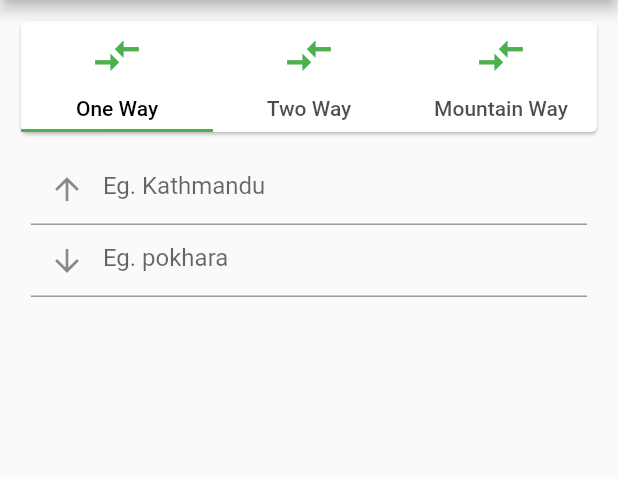
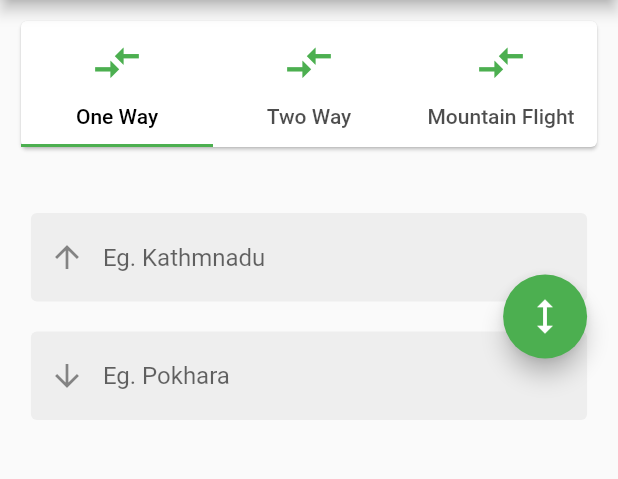
Before and after one commit to rajbahakdanyu/Khanepani_flutter, a Flutter app: the Airline screen opened by its route, on a phone screen of 412 x 824 dp, the part 84-563 px from its top. Run offline on Flutter 3.47's test engine with Material 2 defaults, Android fonts, the phone set to English and light mode, and no system bars.

Commit message:
Added flight input fields

```diff
--- a/lib/pages/one_way_flight.dart
+++ b/lib/pages/one_way_flight.dart
@@ -13,6 +13,7 @@ class _OneWayFlightState extends State<OneWayFlight> {
   Widget build(BuildContext context) {
     return Column(
       children: [
+        SizedBox(height: 30),
         FlightInputWidget(),
       ],
     );
--- a/lib/widgets/flight_card_widget.dart
+++ b/lib/widgets/flight_card_widget.dart
@@ -7,6 +7,7 @@ class FlightCardWidget extends StatelessWidget {
       padding: const EdgeInsets.all(10.0),
       child: Card(
         child: TabBar(
+          labelPadding: EdgeInsets.all(5),
           labelColor: Colors.black,
           tabs: [
             Tab(
@@ -31,7 +32,7 @@ class FlightCardWidget extends StatelessWidget {
                 color: Colors.green,
                 size: 35,
               ),
-              text: 'Mountain Way',
+              text: 'Mountain Flight',
             ),
           ],
         ),
--- a/lib/widgets/flight_input_widget.dart
+++ b/lib/widgets/flight_input_widget.dart
@@ -1,4 +1,5 @@
 import 'package:flutter/material.dart';
+import 'package:khanepani/widgets/input_fields_widget.dart';
 
 class FlightInputWidget extends StatefulWidget {
   const FlightInputWidget({Key? key}) : super(key: key);
@@ -12,18 +13,15 @@ class _FlightInputWidgetState extends State<FlightInputWidget> {
   Widget build(BuildContext context) {
     return Container(
       width: MediaQuery.of(context).size.width * 0.9,
-      child: Column(
+      child: Stack(
+        alignment: AlignmentDirectional.centerEnd,
         children: [
-          TextField(
-            decoration: InputDecoration(
-              prefixIcon: Icon(Icons.arrow_upward),
-              hintText: 'Eg. Kathmandu',
-            ),
-          ),
-          TextField(
-            decoration: InputDecoration(
-              prefixIcon: Icon(Icons.arrow_downward),
-              hintText: 'Eg. pokhara',
+          InputFieldWidget(),
+          FloatingActionButton(
+            onPressed: () {},
+            child: Icon(
+              Icons.height,
+              size: 30,
             ),
           ),
         ],
--- /dev/null
+++ b/lib/widgets/input_fields_widget.dart
@@ -0,0 +1,38 @@
+import 'package:flutter/material.dart';
+
+class InputFieldWidget extends StatelessWidget {
+  const InputFieldWidget({Key? key}) : super(key: key);
+
+  @override
+  Widget build(BuildContext context) {
+    return Column(
+      children: [
+        TextField(
+          decoration: InputDecoration(
+            border: OutlineInputBorder(borderSide: BorderSide.none),
+            focusedBorder: OutlineInputBorder(borderSide: BorderSide.none),
+            focusColor: Colors.grey.shade200,
+            fillColor: Colors.grey.shade200,
+            filled: true,
+            prefixIcon: Icon(Icons.arrow_upward),
+            hintText: 'Eg. Kathmnadu',
+          ),
+          cursorHeight: 25,
+        ),
+        SizedBox(height: 20),
+        TextField(
+          decoration: InputDecoration(
+            border: OutlineInputBorder(borderSide: BorderSide.none),
+            focusedBorder: OutlineInputBorder(borderSide: BorderSide.none),
+            focusColor: Colors.grey.shade200,
+            fillColor: Colors.grey.shade200,
+            filled: true,
+            prefixIcon: Icon(Icons.arrow_downward),
+            hintText: 'Eg. Pokhara',
+          ),
+          cursorHeight: 25,
+        ),
+      ],
+    );
+  }
+}
```
